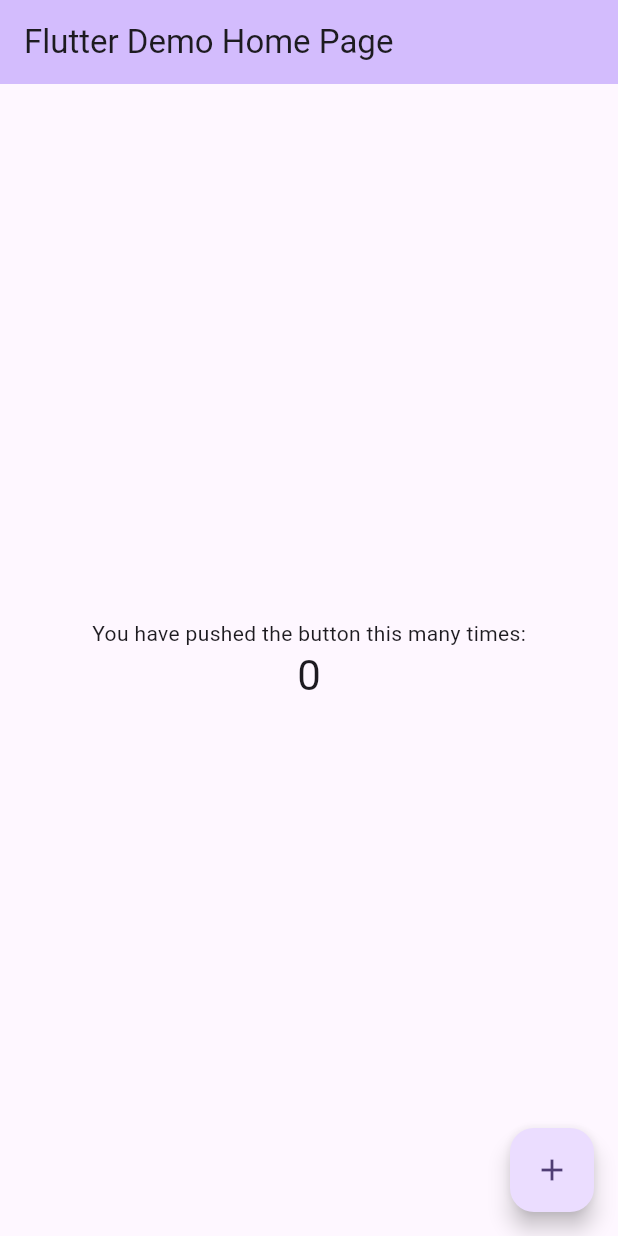
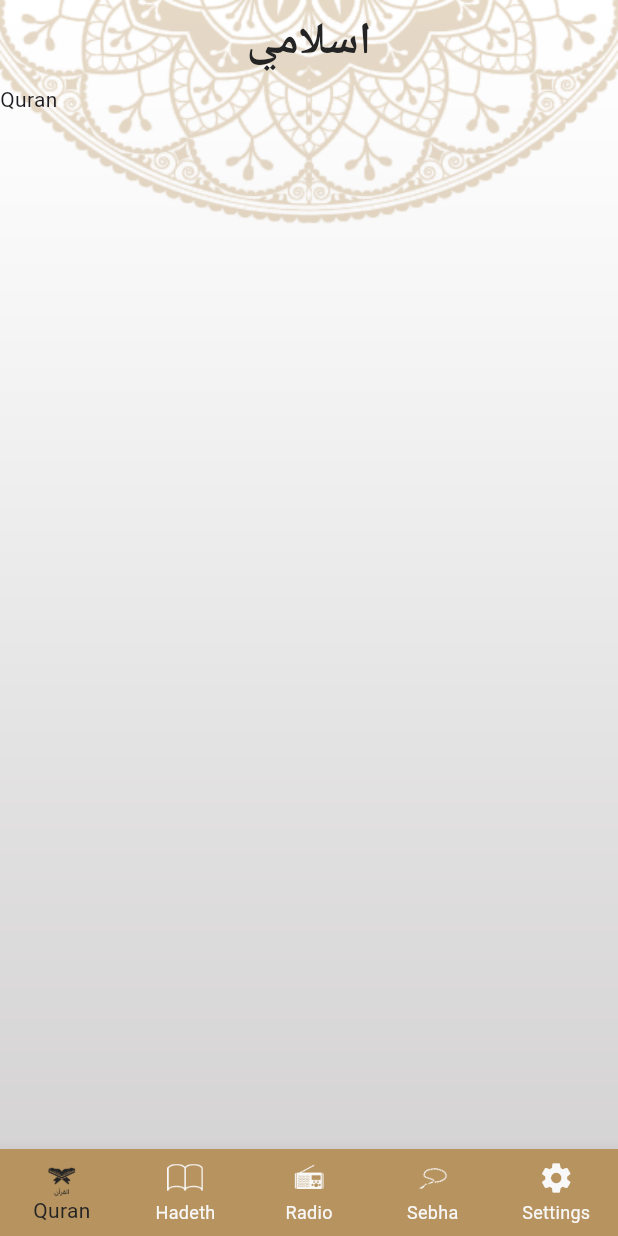
Before and after one commit to shehab358/islamic_appv2, a Flutter app: the screen it shows after launch, on a phone screen of 412 x 824 dp. Run offline on Flutter 3.47's test engine with Material 3 defaults, Android fonts, the phone set to English and light mode, and no system bars.

Commit message:
finished mainscreen

```diff
--- /dev/null
+++ b/lib/app_theme.dart
@@ -0,0 +1,28 @@
+import 'package:flutter/material.dart';
+
+class AppTheme {
+  static Color lightPrimary = const Color(0xffB7935F);
+  static Color dartPrimary = const Color(0xff141A2E);
+  static Color white = const Color(0xfff8f8f8);
+  static Color gold = const Color(0xffFACC1D);
+  static Color black = const Color(0xff242424);
+  static ThemeData lightTheme = ThemeData(
+    primaryColor: lightPrimary,
+    appBarTheme: AppBarTheme(
+      backgroundColor: Colors.transparent,
+      centerTitle: true,
+      titleTextStyle: TextStyle(
+        fontSize: 30,fontWeight: FontWeight.bold,
+        color: black,
+backgroundColor: Colors.transparent
+      ),
+    ),
+    bottomNavigationBarTheme: BottomNavigationBarThemeData(
+      type: BottomNavigationBarType.fixed,
+      backgroundColor: lightPrimary,
+      selectedItemColor: black,
+      unselectedItemColor: white,
+    ),
+  );
+  static ThemeData darkTheme = ThemeData();
+}
--- a/lib/main.dart
+++ b/lib/main.dart
@@ -1,125 +1,21 @@
 import 'package:flutter/material.dart';
+import 'package:islamic_appv2/app_theme.dart';
+import 'package:islamic_appv2/main_screen.dart';
 
 void main() {
-  runApp(const MyApp());
+  runApp(const IslamiApp());
 }
 
-class MyApp extends StatelessWidget {
-  const MyApp({super.key});
+class IslamiApp extends StatelessWidget {
+  const IslamiApp({super.key});
 
-  // This widget is the root of your application.
   @override
   Widget build(BuildContext context) {
     return MaterialApp(
-      title: 'Flutter Demo',
-      theme: ThemeData(
-        // This is the theme of your application.
-        //
-        // TRY THIS: Try running your application with "flutter run". You'll see
-        // the application has a purple toolbar. Then, without quitting the app,
-        // try changing the seedColor in the colorScheme below to Colors.green
-        // and then invoke "hot reload" (save your changes or press the "hot
-        // reload" button in a Flutter-supported IDE, or press "r" if you used
-        // the command line to start the app).
-        //
-        // Notice that the counter didn't reset back to zero; the application
-        // state is not lost during the reload. To reset the state, use hot
-        // restart instead.
-        //
-        // This works for code too, not just values: Most code changes can be
-        // tested with just a hot reload.
-        colorScheme: ColorScheme.fromSeed(seedColor: Colors.deepPurple),
-        useMaterial3: true,
-      ),
-      home: const MyHomePage(title: 'Flutter Demo Home Page'),
+      routes: {MainScreen.route :(context)=> MainScreen()},
+      initialRoute: MainScreen.route,
+      theme: AppTheme.lightTheme,
+
     );
   }
 }
-
-class MyHomePage extends StatefulWidget {
-  const MyHomePage({super.key, required this.title});
-
-  // This widget is the home page of your application. It is stateful, meaning
-  // that it has a State object (defined below) that contains fields that affect
-  // how it looks.
-
-  // This class is the configuration for the state. It holds the values (in this
-  // case the title) provided by the parent (in this case the App widget) and
-  // used by the build method of the State. Fields in a Widget subclass are
-  // always marked "final".
-
-  final String title;
-
-  @override
-  State<MyHomePage> createState() => _MyHomePageState();
-}
-
-class _MyHomePageState extends State<MyHomePage> {
-  int _counter = 0;
-
-  void _incrementCounter() {
-    setState(() {
-      // This call to setState tells the Flutter framework that something has
-      // changed in this State, which causes it to rerun the build method below
-      // so that the display can reflect the updated values. If we changed
-      // _counter without calling setState(), then the build method would not be
-      // called again, and so nothing would appear to happen.
-      _counter++;
-    });
-  }
-
-  @override
-  Widget build(BuildContext context) {
-    // This method is rerun every time setState is called, for instance as done
-    // by the _incrementCounter method above.
-    //
-    // The Flutter framework has been optimized to make rerunning build methods
-    // fast, so that you can just rebuild anything that needs updating rather
-    // than having to individually change instances of widgets.
-    return Scaffold(
-      appBar: AppBar(
-        // TRY THIS: Try changing the color here to a specific color (to
-        // Colors.amber, perhaps?) and trigger a hot reload to see the AppBar
-        // change color while the other colors stay the same.
-        backgroundColor: Theme.of(context).colorScheme.inversePrimary,
-        // Here we take the value from the MyHomePage object that was created by
-        // the App.build method, and use it to set our appbar title.
-        title: Text(widget.title),
-      ),
-      body: Center(
-        // Center is a layout widget. It takes a single child and positions it
-        // in the middle of the parent.
-        child: Column(
-          // Column is also a layout widget. It takes a list of children and
-          // arranges them vertically. By default, it sizes itself to fit its
-          // children horizontally, and tries to be as tall as its parent.
-          //
-          // Column has various properties to control how it sizes itself and
-          // how it positions its children. Here we use mainAxisAlignment to
-          // center the children vertically; the main axis here is the vertical
-          // axis because Columns are vertical (the cross axis would be
-          // horizontal).
-          //
-          // TRY THIS: Invoke "debug painting" (choose the "Toggle Debug Paint"
-          // action in the IDE, or press "p" in the console), to see the
-          // wireframe for each widget.
-          mainAxisAlignment: MainAxisAlignment.center,
-          children: <Widget>[
-            const Text(
-              'You have pushed the button this many times:',
-            ),
-            Text(
-              '$_counter',
-              style: Theme.of(context).textTheme.headlineMedium,
-            ),
-          ],
-        ),
-      ),
-      floatingActionButton: FloatingActionButton(
-        onPressed: _incrementCounter,
-        tooltip: 'Increment',
-        child: const Icon(Icons.add),
-      ), // This trailing comma makes auto-formatting nicer for build methods.
-    );
-  }
-}
--- /dev/null
+++ b/lib/main_screen.dart
@@ -0,0 +1,92 @@
+import 'package:flutter/material.dart';
+import 'package:islamic_appv2/tabs/radio/radio_tab.dart';
+import 'package:islamic_appv2/tabs/sebha/sebha_tab.dart';
+import 'package:islamic_appv2/tabs/quran/quran_tabs.dart';
+import 'package:islamic_appv2/tabs/hadeth/hadeth_tab.dart';
+import 'package:islamic_appv2/tabs/settings/settings_tab.dart';
+
+class MainScreen extends StatefulWidget {
+  static String route = "/";
+  const MainScreen({super.key});
+
+  @override
+  State<MainScreen> createState() => _MainScreenState();
+}
+
+class _MainScreenState extends State<MainScreen> {
+  int currentIndex = 0;
+  List<Widget> tabs = [
+    QuranTabs(),
+    HadethTab(),
+    SebhaTab(),
+    RadioTab(),
+    SettingsTab(),
+  ];
+  @override
+  Widget build(BuildContext context) {
+    return Container(
+      decoration: const BoxDecoration(
+        image: DecorationImage(
+          fit: BoxFit.fill,
+          image: AssetImage(
+            "assets/images/bg3.png",
+          ),
+        ),
+      ),
+      child: Scaffold(
+        backgroundColor: Colors.transparent,
+        appBar: AppBar(
+          title: const Text("اسلامي"),
+        ),
+        body: tabs[currentIndex],
+        bottomNavigationBar: BottomNavigationBar(
+          currentIndex: currentIndex,
+          onTap: (index) {
+            currentIndex = index;
+            setState(() {});
+          },
+          items: const [
+            BottomNavigationBarItem(
+              icon: ImageIcon(
+                AssetImage(
+                  "assets/images/quran.png",
+                ),
+              ),
+              label: 'Quran',
+            ),
+            BottomNavigationBarItem(
+              icon: ImageIcon(
+                AssetImage(
+                  "assets/images/quran-quran-svgrepo-com.png",
+                ),
+              ),
+              label: "Hadeth",
+            ),
+            BottomNavigationBarItem(
+              icon: ImageIcon(
+                AssetImage(
+                  "assets/images/radio.png",
+                ),
+              ),
+              label: 'Radio',
+            ),
+            BottomNavigationBarItem(
+              icon: ImageIcon(
+                AssetImage(
+                  "assets/images/sebha.png",
+                ),
+              ),
+              label: 'Sebha',
+            ),
+            BottomNavigationBarItem(
+              icon: Icon(
+                Icons.settings,
+              ),
+              label: 'Settings',
+            ),
+          ],
+        ),
+      ),
+    );
+  }
+}
--- /dev/null
+++ b/lib/tabs/hadeth/hadeth_tab.dart
@@ -0,0 +1,10 @@
+import 'package:flutter/material.dart';
+
+class HadethTab extends StatelessWidget {
+  const HadethTab({super.key});
+
+  @override
+  Widget build(BuildContext context) {
+    return Text("Hadeth");
+  }
+}
--- /dev/null
+++ b/lib/tabs/quran/quran_tabs.dart
@@ -0,0 +1,10 @@
+import 'package:flutter/material.dart';
+
+class QuranTabs extends StatelessWidget {
+  const QuranTabs({super.key});
+
+  @override
+  Widget build(BuildContext context) {
+    return const Text("Quran");
+  }
+}
--- /dev/null
+++ b/lib/tabs/radio/radio_tab.dart
@@ -0,0 +1,10 @@
+import 'package:flutter/material.dart';
+
+class RadioTab extends StatelessWidget {
+  const RadioTab({super.key});
+
+  @override
+  Widget build(BuildContext context) {
+    return const Text("Radio");
+  }
+}
--- /dev/null
+++ b/lib/tabs/sebha/sebha_tab.dart
@@ -0,0 +1,10 @@
+import 'package:flutter/material.dart';
+
+class SebhaTab extends StatelessWidget {
+  const SebhaTab({super.key});
+
+  @override
+  Widget build(BuildContext context) {
+    return const Text("Sebha");
+  }
+}
--- /dev/null
+++ b/lib/tabs/settings/settings_tab.dart
@@ -0,0 +1,10 @@
+import 'package:flutter/material.dart';
+
+class SettingsTab extends StatelessWidget {
+  const SettingsTab({super.key});
+
+  @override
+  Widget build(BuildContext context) {
+    return const Text("Settings");
+  }
+}
```
